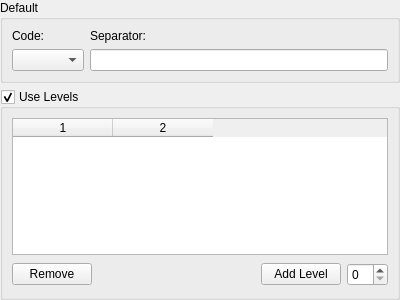
Before: the Qt Designer form kplato/libs/ui/kptwbsdefinitionpanelbase.ui in KDE/calligra, drawn with Qt 5.
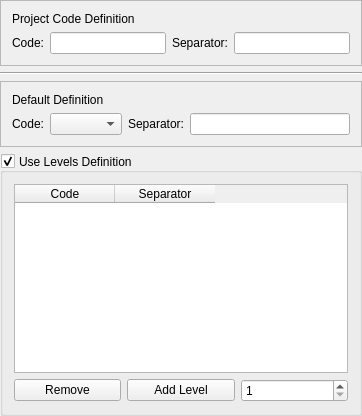
After: the same form once the commit is applied.

Commit message: Generate wbscode on the fly. Add undo/redo for changes to definition. Add separate code/seaprater for Project node.

The edit to the form file:
```diff
--- a/kplato/libs/ui/kptwbsdefinitionpanelbase.ui
+++ b/kplato/libs/ui/kptwbsdefinitionpanelbase.ui
@@ -6,57 +6,128 @@
    <rect>
     <x>0</x>
     <y>0</y>
-    <width>400</width>
-    <height>300</height>
+    <width>362</width>
+    <height>416</height>
    </rect>
   </property>
   <property name="windowTitle" >
    <string>WBSDefinitionPanelBase</string>
   </property>
-  <layout class="QVBoxLayout" >
+  <layout class="QVBoxLayout" name="verticalLayout_3" >
    <property name="margin" >
     <number>0</number>
    </property>
-   <property name="spacing" >
-    <number>6</number>
-   </property>
    <item>
-    <widget class="QGroupBox" name="groupBox" >
-     <property name="title" >
-      <string>Default</string>
+    <widget class="QFrame" name="frame_2" >
+     <property name="toolTip" >
+      <string>Define code for the project node</string>
      </property>
-     <layout class="QGridLayout" >
-      <property name="margin" >
-       <number>9</number>
-      </property>
-      <property name="spacing" >
-       <number>6</number>
-      </property>
-      <item row="0" column="0" >
-       <widget class="QLabel" name="textLabel1" >
+     <property name="frameShape" >
+      <enum>QFrame::StyledPanel</enum>
+     </property>
+     <property name="frameShadow" >
+      <enum>QFrame::Raised</enum>
+     </property>
+     <layout class="QVBoxLayout" name="verticalLayout_2" >
+      <item>
+       <widget class="QLabel" name="label_2" >
         <property name="text" >
-         <string>Code:</string>
+         <string>Project Code Definition</string>
         </property>
-        <property name="wordWrap" >
-         <bool>false</bool>
-        </property>
        </widget>
       </item>
-      <item row="0" column="1" >
-       <widget class="QLabel" name="textLabel1_3_2" >
+      <item>
+       <layout class="QHBoxLayout" name="horizontalLayout_2" >
+        <item>
+         <widget class="QLabel" name="textLabel1_2" >
+          <property name="text" >
+           <string>Code:</string>
+          </property>
+          <property name="wordWrap" >
+           <bool>false</bool>
+          </property>
+         </widget>
+        </item>
+        <item>
+         <widget class="QLineEdit" name="projectCode" />
+        </item>
+        <item>
+         <widget class="QLabel" name="textLabel1_3_3" >
+          <property name="text" >
+           <string>Separator:</string>
+          </property>
+          <property name="wordWrap" >
+           <bool>false</bool>
+          </property>
+         </widget>
+        </item>
+        <item>
+         <widget class="QLineEdit" name="projectSeparator" />
+        </item>
+       </layout>
+      </item>
+     </layout>
+    </widget>
+   </item>
+   <item>
+    <widget class="Line" name="line_2" >
+     <property name="orientation" >
+      <enum>Qt::Horizontal</enum>
+     </property>
+    </widget>
+   </item>
+   <item>
+    <widget class="QFrame" name="frame" >
+     <property name="toolTip" >
+      <string>Define default code</string>
+     </property>
+     <property name="frameShape" >
+      <enum>QFrame::StyledPanel</enum>
+     </property>
+     <property name="frameShadow" >
+      <enum>QFrame::Raised</enum>
+     </property>
+     <layout class="QVBoxLayout" name="verticalLayout" >
+      <item>
+       <widget class="QLabel" name="label" >
         <property name="text" >
-         <string>Separator:</string>
+         <string>Default Definition</string>
         </property>
-        <property name="wordWrap" >
-         <bool>false</bool>
-        </property>
        </widget>
       </item>
-      <item row="1" column="0" >
-       <widget class="QComboBox" name="defaultCode" />
-      </item>
-      <item row="1" column="1" >
-       <widget class="QLineEdit" name="defaultSeparator" />
+      <item>
+       <layout class="QHBoxLayout" name="horizontalLayout" >
+        <item>
+         <widget class="QLabel" name="textLabel1" >
+          <property name="text" >
+           <string>Code:</string>
+          </property>
+          <property name="wordWrap" >
+           <bool>false</bool>
+          </property>
+         </widget>
+        </item>
+        <item>
+         <widget class="QComboBox" name="defaultCode" >
+          <property name="sizeAdjustPolicy" >
+           <enum>QComboBox::AdjustToContents</enum>
+          </property>
+         </widget>
+        </item>
+        <item>
+         <widget class="QLabel" name="textLabel1_3_2" >
+          <property name="text" >
+           <string>Separator:</string>
+          </property>
+          <property name="wordWrap" >
+           <bool>false</bool>
+          </property>
+         </widget>
+        </item>
+        <item>
+         <widget class="QLineEdit" name="defaultSeparator" />
+        </item>
+       </layout>
       </item>
      </layout>
     </widget>
@@ -64,25 +135,30 @@
    <item>
     <widget class="QGroupBox" name="levelsGroup" >
      <property name="title" >
-      <string>Use Levels</string>
+      <string>Use Levels Definition</string>
+     </property>
+     <property name="alignment" >
+      <set>Qt::AlignLeading|Qt::AlignLeft|Qt::AlignVCenter</set>
      </property>
      <property name="checkable" >
       <bool>true</bool>
      </property>
-     <layout class="QGridLayout" >
-      <property name="margin" >
-       <number>9</number>
-      </property>
-      <property name="spacing" >
-       <number>6</number>
-      </property>
-      <item row="0" column="0" colspan="4" >
+     <layout class="QGridLayout" name="gridLayout" >
+      <item row="0" column="0" colspan="3" >
        <widget class="QTableWidget" name="levelsTable" >
         <property name="columnCount" >
          <number>2</number>
         </property>
-        <column/>
-        <column/>
+        <column>
+         <property name="text" >
+          <string>Code</string>
+         </property>
+        </column>
+        <column>
+         <property name="text" >
+          <string>Separator</string>
+         </property>
+        </column>
        </widget>
       </item>
       <item row="1" column="0" >
@@ -93,30 +169,21 @@
        </widget>
       </item>
       <item row="1" column="1" >
-       <spacer>
-        <property name="orientation" >
-         <enum>Qt::Horizontal</enum>
-        </property>
-        <property name="sizeType" >
-         <enum>QSizePolicy::Expanding</enum>
-        </property>
-        <property name="sizeHint" >
-         <size>
-          <width>91</width>
-          <height>27</height>
-         </size>
-        </property>
-       </spacer>
-      </item>
-      <item row="1" column="2" >
        <widget class="QPushButton" name="addBtn" >
         <property name="text" >
          <string>Add Level</string>
         </property>
        </widget>
       </item>
-      <item row="1" column="3" >
-       <widget class="QSpinBox" name="level" />
+      <item row="1" column="2" >
+       <widget class="QSpinBox" name="level" >
+        <property name="minimum" >
+         <number>1</number>
+        </property>
+        <property name="value" >
+         <number>1</number>
+        </property>
+       </widget>
       </item>
      </layout>
     </widget>
```
Left out of the diff: 3 changed lines with no effect on the pictures. The commit also changes 26 other files.
